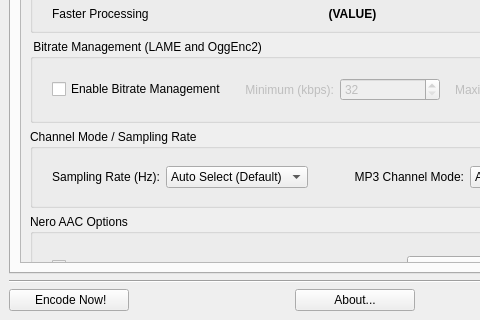
Before: the Qt Designer form gui/MainWindow.ui in lordmulder/LameXP, drawn with Qt 5; both pictures show x 0 to 480 and y 129 to 449 of the 710 by 449 pixel window.
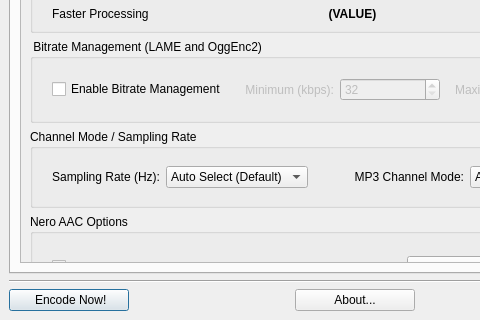
After: the same form once the commit is applied. The open tabs and pages were chosen to show the change. Icons and pictures are not drawn.

Commit message: Updated avs2wav tool (again) + fixed a bug with the "meta info" tab and the "edit" button.

Patch:
```diff
--- a/gui/MainWindow.ui
+++ b/gui/MainWindow.ui
@@ -2896,6 +2896,12 @@
           <height>16</height>
          </size>
         </property>
+        <property name="autoDefault">
+         <bool>true</bool>
+        </property>
+        <property name="default">
+         <bool>true</bool>
+        </property>
        </widget>
       </item>
       <item>
```
Left out of the diff: 6 changed lines with no effect on the pictures. The commit also changes 5 other files.
